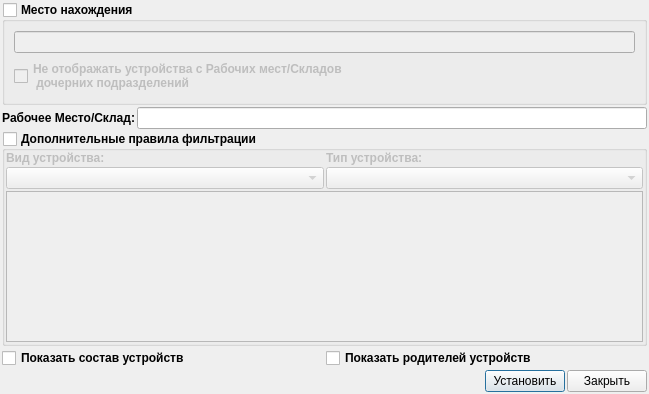
This is ui/filterdevice.ui in vovan1982/workerplace as Qt 5 draws it before an edit. The edited form follows.
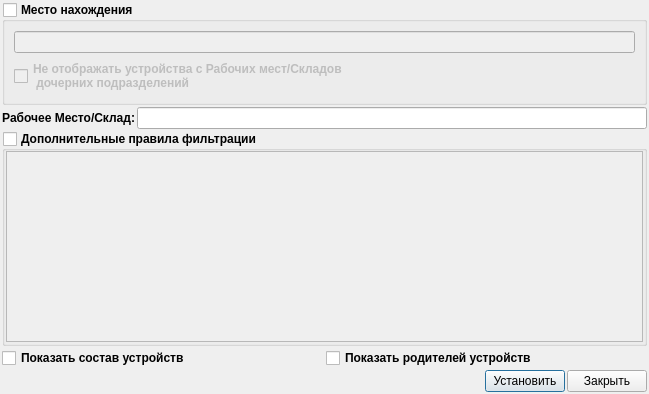
This is the edited form. Icons and pictures are not drawn. Custom widgets are drawn as their Qt base class.

What changed in the file:
```diff
--- a/ui/filterdevice.ui
+++ b/ui/filterdevice.ui
@@ -129,76 +129,6 @@
       <property name="bottomMargin">
        <number>1</number>
       </property>
-      <item>
-       <layout class="QHBoxLayout" name="horizontalLayout_2">
-        <item>
-         <layout class="QVBoxLayout" name="verticalLayout_4">
-          <item>
-           <widget class="QLabel" name="label_3">
-            <property name="sizePolicy">
-             <sizepolicy hsizetype="Preferred" vsizetype="Preferred">
-              <horstretch>0</horstretch>
-              <verstretch>0</verstretch>
-             </sizepolicy>
-            </property>
-            <property name="font">
-             <font>
-              <weight>75</weight>
-              <bold>true</bold>
-             </font>
-            </property>
-            <property name="text">
-             <string>Вид устройства:</string>
-            </property>
-            <property name="alignment">
-             <set>Qt::AlignLeading|Qt::AlignLeft|Qt::AlignVCenter</set>
-            </property>
-           </widget>
-          </item>
-          <item>
-           <widget class="QComboBox" name="filterType">
-            <property name="font">
-             <font>
-              <weight>75</weight>
-              <bold>true</bold>
-             </font>
-            </property>
-           </widget>
-          </item>
-         </layout>
-        </item>
-        <item>
-         <layout class="QVBoxLayout" name="verticalLayout_5">
-          <item>
-           <widget class="QLabel" name="label_4">
-            <property name="font">
-             <font>
-              <weight>75</weight>
-              <bold>true</bold>
-             </font>
-            </property>
-            <property name="text">
-             <string>Тип устройства:</string>
-            </property>
-            <property name="alignment">
-             <set>Qt::AlignLeading|Qt::AlignLeft|Qt::AlignVCenter</set>
-            </property>
-           </widget>
-          </item>
-          <item>
-           <widget class="QComboBox" name="filterTypeDevice">
-            <property name="font">
-             <font>
-              <weight>75</weight>
-              <bold>true</bold>
-             </font>
-            </property>
-           </widget>
-          </item>
-         </layout>
-        </item>
-       </layout>
-      </item>
       <item>
        <widget class="QScrollArea" name="scrollArea">
         <property name="widgetResizable">
@@ -209,8 +139,8 @@
           <rect>
            <x>0</x>
            <y>0</y>
-           <width>635</width>
-           <height>151</height>
+           <width>639</width>
+           <height>208</height>
           </rect>
          </property>
          <layout class="QVBoxLayout" name="verticalLayout_2">
```
Left out of the diff: 11 changed lines with no effect on the pictures.
